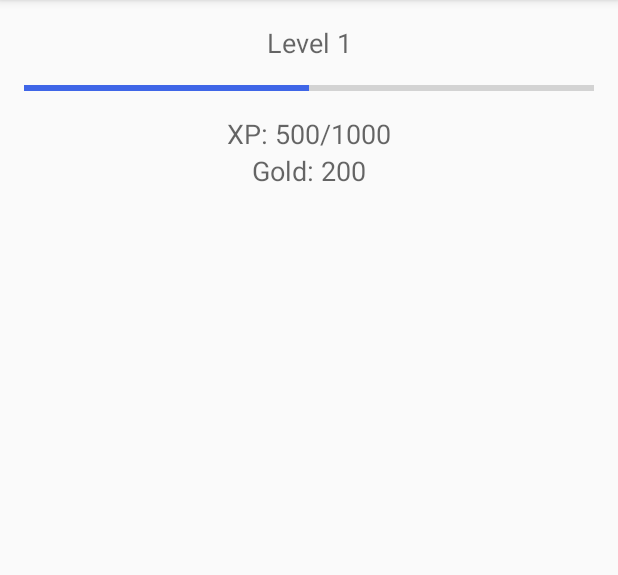
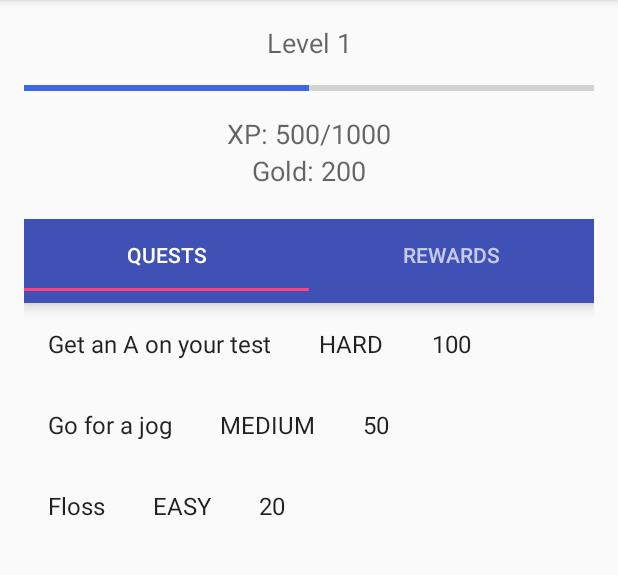
Before and after one commit to kshark27/lifequest, an Android app: the screen it shows after launch (MainActivity), on a phone screen of 412 x 824 dp, the part 84-659 px from its top. Run offline under Robolectric (Android 15) with nearby library versions, the phone set to English and light mode, and no system bars.

Commit message:
Quests and tab layout added. Rewards are next.

```diff
--- a/app/build.gradle
+++ b/app/build.gradle
@@ -24,4 +24,6 @@ dependencies {
     testCompile 'junit:junit:4.12'
     compile 'com.android.support:appcompat-v7:23.3.0'
     compile 'com.android.support:design:23.3.0'
+    compile 'com.android.support:support-v4:23.3.0'
+    compile 'com.android.support:recyclerview-v7:23.3.0'
 }
--- a/app/src/main/java/com/levipayne/liferpg/MainActivity.java
+++ b/app/src/main/java/com/levipayne/liferpg/MainActivity.java
@@ -3,13 +3,23 @@ package com.levipayne.liferpg;
 import android.os.Bundle;
 import android.support.design.widget.FloatingActionButton;
 import android.support.design.widget.Snackbar;
+import android.support.design.widget.TabLayout;
+import android.support.v4.app.Fragment;
+import android.support.v4.app.FragmentActivity;
+import android.support.v4.app.FragmentManager;
+import android.support.v4.app.FragmentPagerAdapter;
+import android.support.v4.view.ViewPager;
 import android.support.v7.app.AppCompatActivity;
 import android.support.v7.widget.Toolbar;
 import android.view.View;
 import android.view.Menu;
 import android.view.MenuItem;
 
-public class MainActivity extends AppCompatActivity {
+import com.levipayne.liferpg.dummy.DummyContent;
+
+public class MainActivity extends AppCompatActivity implements QuestFragment.OnListFragmentInteractionListener {
+
+    static final int NUM_ITEMS = 1;
 
     @Override
     protected void onCreate(Bundle savedInstanceState) {
@@ -17,6 +27,32 @@ public class MainActivity extends AppCompatActivity {
         setContentView(R.layout.activity_main);
         Toolbar toolbar = (Toolbar) findViewById(R.id.toolbar);
         setSupportActionBar(toolbar);
+
+        TabLayout tabLayout = (TabLayout) findViewById(R.id.tab_layout);
+        tabLayout.addTab(tabLayout.newTab().setText("Quests"));
+        tabLayout.addTab(tabLayout.newTab().setText("Rewards"));
+        tabLayout.setTabGravity(TabLayout.GRAVITY_FILL);
+
+        final ViewPager viewPager = (ViewPager) findViewById(R.id.pager);
+        final PagerAdapter adapter = new PagerAdapter(getSupportFragmentManager());
+        viewPager.setAdapter(adapter);
+        viewPager.addOnPageChangeListener(new TabLayout.TabLayoutOnPageChangeListener(tabLayout));
+        tabLayout.setOnTabSelectedListener(new TabLayout.OnTabSelectedListener() {
+            @Override
+            public void onTabSelected(TabLayout.Tab tab) {
+                viewPager.setCurrentItem(tab.getPosition());
+            }
+
+            @Override
+            public void onTabUnselected(TabLayout.Tab tab) {
+
+            }
+
+            @Override
+            public void onTabReselected(TabLayout.Tab tab) {
+
+            }
+        });
     }
 
     @Override
@@ -40,4 +76,37 @@ public class MainActivity extends AppCompatActivity {
 
         return super.onOptionsItemSelected(item);
     }
+
+    @Override
+    public void onListFragmentInteraction(Quest item) {
+
+    }
+
+    public static class PagerAdapter extends FragmentPagerAdapter {
+        public PagerAdapter(FragmentManager fm) {
+            super(fm);
+        }
+
+        @Override
+        public int getCount() {
+            return NUM_ITEMS;
+        }
+
+        @Override
+        public Fragment getItem(int position) {
+            switch (position) {
+                case 0:
+                    QuestFragment tab1 = new QuestFragment();
+                    return tab1;
+//                case 1:
+//                    RewardFragment tab2 = new RewardFragment();
+//                    return tab2;
+                default:
+                    return null;
+            }
+        }
+    }
+
+
+
 }
--- /dev/null
+++ b/app/src/main/java/com/levipayne/liferpg/MyQuestRecyclerViewAdapter.java
@@ -0,0 +1,78 @@
+package com.levipayne.liferpg;
+
+import android.support.v7.widget.RecyclerView;
+import android.view.LayoutInflater;
+import android.view.View;
+import android.view.ViewGroup;
+import android.widget.TextView;
+
+import com.levipayne.liferpg.dummy.DummyContent.DummyItem;
+
+import java.util.List;
+
+/**
+ * {@link RecyclerView.Adapter} that can display a {@link DummyItem} and makes a call to the
+ * specified {@link MainActivity}.
+ */
+public class MyQuestRecyclerViewAdapter extends RecyclerView.Adapter<MyQuestRecyclerViewAdapter.ViewHolder> {
+
+    private final List<Quest> mValues;
+    private final MainActivity mListener;
+
+    public MyQuestRecyclerViewAdapter(List<Quest> items, MainActivity listener) {
+        mValues = items;
+        mListener = listener;
+    }
+
+    @Override
+    public ViewHolder onCreateViewHolder(ViewGroup parent, int viewType) {
+        View view = LayoutInflater.from(parent.getContext())
+                .inflate(R.layout.fragment_quest, parent, false);
+        return new ViewHolder(view);
+    }
+
+    @Override
+    public void onBindViewHolder(final ViewHolder holder, int position) {
+        holder.mQuest = mValues.get(position);
+        holder.mDescriptionView.setText(mValues.get(position).description);
+        holder.mDifficultyView.setText(mValues.get(position).difficulty);
+        holder.mGoldView.setText(String.valueOf(mValues.get(position).gold));
+
+        holder.mView.setOnClickListener(new View.OnClickListener() {
+            @Override
+            public void onClick(View v) {
+                if (null != mListener) {
+                    // Notify the active callbacks interface (the activity, if the
+                    // fragment is attached to one) that an item has been selected.
+                    mListener.onListFragmentInteraction(holder.mQuest);
+                }
+            }
+        });
+    }
+
+    @Override
+    public int getItemCount() {
+        return mValues.size();
+    }
+
+    public class ViewHolder extends RecyclerView.ViewHolder {
+        public final View mView;
+        public final TextView mDescriptionView;
+        public final TextView mDifficultyView;
+        public final TextView mGoldView;
+        public Quest mQuest;
+
+        public ViewHolder(View view) {
+            super(view);
+            mView = view;
+            mDescriptionView = (TextView) view.findViewById(R.id.description);
+            mDifficultyView = (TextView) view.findViewById(R.id.difficulty);
+            mGoldView = (TextView) view.findViewById(R.id.g);
+        }
+
+        @Override
+        public String toString() {
+            return super.toString() + " '" + mDifficultyView.getText() + "'";
+        }
+    }
+}
--- /dev/null
+++ b/app/src/main/java/com/levipayne/liferpg/Quest.java
@@ -0,0 +1,23 @@
+package com.levipayne.liferpg;
+
+/**
+ * Created by Levi on 4/14/2016.
+ */
+public class Quest {
+    public static final String EASY_DIFFICULTY = "EASY";
+    public static final String MEDIUM_DIFFICULTY = "MEDIUM";
+    public static final String HARD_DIFFICULTY = "HARD";
+    public static final String LEGENDARY_DIFFICULTY = "LEGENDARY";
+
+    String description;
+    String difficulty;
+    int gold;
+    int xp;
+
+    public Quest(String description, String difficulty, int gold, int xp) {
+        this.description = description;
+        this.difficulty = difficulty;
+        this.gold = gold;
+        this.xp = xp;
+    }
+}
--- /dev/null
+++ b/app/src/main/java/com/levipayne/liferpg/QuestFragment.java
@@ -0,0 +1,102 @@
+package com.levipayne.liferpg;
+
+import android.content.Context;
+import android.os.Bundle;
+import android.support.v4.app.Fragment;
+import android.support.v7.widget.GridLayoutManager;
+import android.support.v7.widget.LinearLayoutManager;
+import android.support.v7.widget.RecyclerView;
+import android.view.LayoutInflater;
+import android.view.View;
+import android.view.ViewGroup;
+
+import com.levipayne.liferpg.dummy.DummyContent;
+import com.levipayne.liferpg.dummy.DummyContent.DummyItem;
+
+import java.util.ArrayList;
+import java.util.List;
+
+/**
+ * A fragment representing a list of Items.
+ * <p/>
+ * Activities containing this fragment MUST implement the {@link OnListFragmentInteractionListener}
+ * interface.
+ */
+public class QuestFragment extends Fragment {
+
+    // TODO: Customize parameters
+    private int mColumnCount = 1;
+
+    private MainActivity mListener;
+    private List<Quest> quests;
+
+    /**
+     * Mandatory empty constructor for the fragment manager to instantiate the
+     * fragment (e.g. upon screen orientation changes).
+     */
+    public QuestFragment() {
+    }
+
+    @Override
+    public void onCreate(Bundle savedInstanceState) {
+        super.onCreate(savedInstanceState);
+        quests = new ArrayList<>();
+        Quest q1 = new Quest("Get an A on your test", Quest.HARD_DIFFICULTY, 100, 50);
+        Quest q2 = new Quest("Go for a jog", Quest.MEDIUM_DIFFICULTY, 50, 25);
+        Quest q3 = new Quest("Floss", Quest.EASY_DIFFICULTY, 20, 5);
+        quests.add(q1);
+        quests.add(q2);
+        quests.add(q3);
+    }
+
+    @Override
+    public View onCreateView(LayoutInflater inflater, ViewGroup container, Bundle savedInstanceState) {
+        View view = inflater.inflate(R.layout.fragment_quest_list, container, false);
+
+        // Set the adapter
+        if (view instanceof RecyclerView) {
+            Context context = view.getContext();
+            RecyclerView recyclerView = (RecyclerView) view;
+            if (mColumnCount <= 1) {
+                recyclerView.setLayoutManager(new LinearLayoutManager(context));
+            } else {
+                recyclerView.setLayoutManager(new GridLayoutManager(context, mColumnCount));
+            }
+            recyclerView.setAdapter(new MyQuestRecyclerViewAdapter(quests, mListener));
+        }
+        return view;
+    }
+
+
+    @Override
+    public void onAttach(Context context) {
+        super.onAttach(context);
+        if (context instanceof OnListFragmentInteractionListener) {
+            mListener = (MainActivity) context;
+        } else {
+            throw new RuntimeException(context.toString()
+                    + " must implement OnListFragmentInteractionListener");
+        }
+    }
+
+    @Override
+    public void onDetach() {
+        super.onDetach();
+        mListener = null;
+    }
+
+    /**
+     * This interface must be implemented by activities that contain this
+     * fragment to allow an interaction in this fragment to be communicated
+     * to the activity and potentially other fragments contained in that
+     * activity.
+     * <p/>
+     * See the Android Training lesson <a href=
+     * "http://developer.android.com/training/basics/fragments/communicating.html"
+     * >Communicating with Other Fragments</a> for more information.
+     */
+    public interface OnListFragmentInteractionListener {
+        // TODO: Update argument type and name
+        void onListFragmentInteraction(Quest item);
+    }
+}
--- /dev/null
+++ b/app/src/main/java/com/levipayne/liferpg/dummy/DummyContent.java
@@ -0,0 +1,72 @@
+package com.levipayne.liferpg.dummy;
+
+import java.util.ArrayList;
+import java.util.HashMap;
+import java.util.List;
+import java.util.Map;
+
+/**
+ * Helper class for providing sample content for user interfaces created by
+ * Android template wizards.
+ * <p/>
+ * TODO: Replace all uses of this class before publishing your app.
+ */
+public class DummyContent {
+
+    /**
+     * An array of sample (dummy) items.
+     */
+    public static final List<DummyItem> ITEMS = new ArrayList<DummyItem>();
+
+    /**
+     * A map of sample (dummy) items, by ID.
+     */
+    public static final Map<String, DummyItem> ITEM_MAP = new HashMap<String, DummyItem>();
+
+    private static final int COUNT = 25;
+
+    static {
+        // Add some sample items.
+        for (int i = 1; i <= COUNT; i++) {
+            addItem(createDummyItem(i));
+        }
+    }
+
+    private static void addItem(DummyItem item) {
+        ITEMS.add(item);
+        ITEM_MAP.put(item.id, item);
+    }
+
+    private static DummyItem createDummyItem(int position) {
+        return new DummyItem(String.valueOf(position), "Item " + position, makeDetails(position));
+    }
+
+    private static String makeDetails(int position) {
+        StringBuilder builder = new StringBuilder();
+        builder.append("Details about Item: ").append(position);
+        for (int i = 0; i < position; i++) {
+            builder.append("\nMore details information here.");
+        }
+        return builder.toString();
+    }
+
+    /**
+     * A dummy item representing a piece of content.
+     */
+    public static class DummyItem {
+        public final String id;
+        public final String content;
+        public final String details;
+
+        public DummyItem(String id, String content, String details) {
+            this.id = id;
+            this.content = content;
+            this.details = details;
+        }
+
+        @Override
+        public String toString() {
+            return content;
+        }
+    }
+}
--- a/app/src/main/res/layout/content_main.xml
+++ b/app/src/main/res/layout/content_main.xml
@@ -17,7 +17,7 @@
         android:layout_width="match_parent"
         android:layout_height="wrap_content"
         android:id="@+id/info_container"
-        android:paddingBottom="10dp">
+        android:paddingBottom="20dp">
 
         <LinearLayout
             android:orientation="vertical"
@@ -85,13 +85,31 @@
                 android:layout_height="match_parent"></LinearLayout>
 
         </LinearLayout>
+
     </LinearLayout>
 
-    <android.support.design.widget.TabLayout
+    <LinearLayout
+        android:orientation="vertical"
         android:layout_width="match_parent"
         android:layout_height="match_parent"
-        android:id="@+id/tab_container"
+        android:id="@+id/tabs"
         android:layout_below="@+id/info_container">
 
-    </android.support.design.widget.TabLayout>
+        <android.support.design.widget.TabLayout
+            android:id="@+id/tab_layout"
+            android:layout_width="match_parent"
+            android:layout_height="wrap_content"
+            android:layout_below="@+id/toolbar"
+            android:background="?attr/colorPrimary"
+            android:elevation="6dp"
+            android:minHeight="?attr/actionBarSize"
+            android:theme="@style/ThemeOverlay.AppCompat.Dark.ActionBar"/>
+
+        <android.support.v4.view.ViewPager
+            xmlns:android="http://schemas.android.com/apk/res/android"
+            android:id="@+id/pager"
+            android:layout_width="match_parent"
+            android:layout_height="match_parent" />
+    </LinearLayout>
+
 </RelativeLayout>
--- /dev/null
+++ b/app/src/main/res/layout/fragment_quest.xml
@@ -0,0 +1,31 @@
+<?xml version="1.0" encoding="utf-8"?>
+<LinearLayout xmlns:android="http://schemas.android.com/apk/res/android"
+    android:layout_width="wrap_content"
+    android:layout_height="wrap_content"
+    android:orientation="horizontal">
+
+    <TextView
+        android:id="@+id/description"
+        android:layout_width="wrap_content"
+        android:layout_height="wrap_content"
+        android:layout_margin="@dimen/text_margin"
+        android:textAppearance="?attr/textAppearanceListItem"
+        android:text="Get an A on the exam" />
+
+    <TextView
+        android:id="@+id/difficulty"
+        android:layout_width="wrap_content"
+        android:layout_height="wrap_content"
+        android:layout_margin="@dimen/text_margin"
+        android:textAppearance="?attr/textAppearanceListItem"
+        android:text="Hard" />
+
+    <TextView
+        android:id="@+id/g"
+        android:layout_width="wrap_content"
+        android:layout_height="wrap_content"
+        android:layout_margin="@dimen/text_margin"
+        android:textAppearance="?attr/textAppearanceListItem"
+        android:text="Gold: 50" />
+
+</LinearLayout>
--- /dev/null
+++ b/app/src/main/res/layout/fragment_quest_list.xml
@@ -0,0 +1,13 @@
+<?xml version="1.0" encoding="utf-8"?>
+<android.support.v7.widget.RecyclerView xmlns:android="http://schemas.android.com/apk/res/android"
+    xmlns:app="http://schemas.android.com/apk/res-auto"
+    xmlns:tools="http://schemas.android.com/tools"
+    android:id="@+id/list"
+    android:name="com.levipayne.liferpg.QuestFragment"
+    android:layout_width="match_parent"
+    android:layout_height="match_parent"
+    android:layout_marginLeft="16dp"
+    android:layout_marginRight="16dp"
+    app:layoutManager="LinearLayoutManager"
+    tools:context="com.levipayne.liferpg.QuestFragment"
+    tools:listitem="@layout/fragment_quest" />
--- a/app/src/main/res/values/dimens.xml
+++ b/app/src/main/res/values/dimens.xml
@@ -3,4 +3,5 @@
     <dimen name="activity_horizontal_margin">16dp</dimen>
     <dimen name="activity_vertical_margin">16dp</dimen>
     <dimen name="fab_margin">16dp</dimen>
+    <dimen name="text_margin">16dp</dimen>
 </resources>
--- a/build.gradle
+++ b/build.gradle
@@ -5,7 +5,7 @@ buildscript {
         jcenter()
     }
     dependencies {
-        classpath 'com.android.tools.build:gradle:2.1.0-alpha5'
+        classpath 'com.android.tools.build:gradle:2.1.0-beta1'
 
         // NOTE: Do not place your application dependencies here; they belong
         // in the individual module build.gradle files
```
